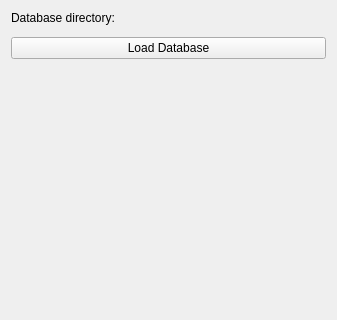
The window that OpenLIFUDatabase/Resources/UI/OpenLIFUDatabase.ui (OpenwaterHealth/SlicerOpenLIFU) describes before a commit, drawn with Qt 5; both pictures show x 0 to 337 and y 0 to 320 of the 337 by 784 pixel window.
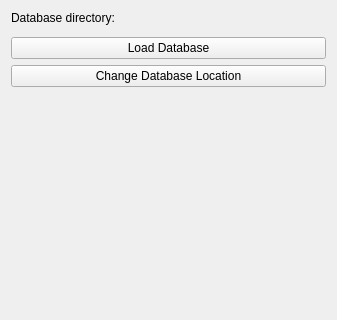
The same window after the commit. Custom widgets are drawn as their Qt base class.

Commit message:
Add change database location button (#339)
- Adds change database location button and removes the ability to browse
  from the ellipsis in the ctkPathLineEdit.

Diff of the .ui file:
```diff
--- a/OpenLIFUDatabase/Resources/UI/OpenLIFUDatabase.ui
+++ b/OpenLIFUDatabase/Resources/UI/OpenLIFUDatabase.ui
@@ -61,6 +61,36 @@
      </property>
     </widget>
    </item>
+   <item>
+    <widget class="QWidget" name="permissionsWidget2" native="true">
+     <property name="slicer.openlifu.allowed-roles" stdset="0">
+      <stringlist>
+       <string>admin</string>
+      </stringlist>
+     </property>
+     <layout class="QVBoxLayout" name="verticalLayout_3">
+      <property name="leftMargin">
+       <number>0</number>
+      </property>
+      <property name="topMargin">
+       <number>0</number>
+      </property>
+      <property name="rightMargin">
+       <number>0</number>
+      </property>
+      <property name="bottomMargin">
+       <number>0</number>
+      </property>
+      <item>
+       <widget class="QPushButton" name="changeDatabaseLocationButton">
+        <property name="text">
+         <string>Change Database Location</string>
+        </property>
+       </widget>
+      </item>
+     </layout>
+    </widget>
+   </item>
    <item>
     <spacer name="verticalSpacer">
      <property name="orientation">
@@ -84,17 +114,17 @@
   </layout>
  </widget>
  <customwidgets>
+  <customwidget>
+   <class>ctkPathLineEdit</class>
+   <extends>QWidget</extends>
+   <header>ctkPathLineEdit.h</header>
+  </customwidget>
   <customwidget>
    <class>qMRMLWidget</class>
    <extends>QWidget</extends>
    <header>qMRMLWidget.h</header>
    <container>1</container>
   </customwidget>
-  <customwidget>
-   <class>ctkPathLineEdit</class>
-   <extends>QWidget</extends>
-   <header>ctkPathLineEdit.h</header>
-  </customwidget>
  </customwidgets>
  <resources/>
  <connections/>
```
Left out of the diff: 3 changed lines with no effect on the pictures. The commit also changes 1 other file.
